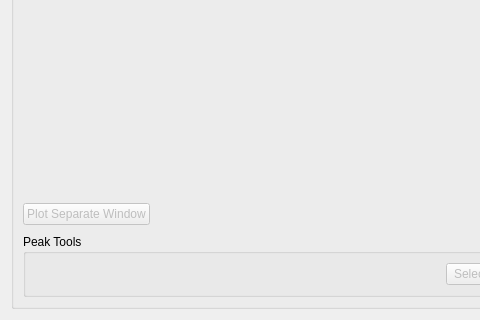
This is MantidQt/CustomInterfaces/inc/MantidQtCustomInterfaces/EnggDiffraction/EnggDiffractionQtTabFitting.ui in mantidproject/mantid as Qt 5 draws it before an edit; both pictures show x 0 to 480 and y 360 to 680 of the 660 by 680 pixel window. The edited form follows.
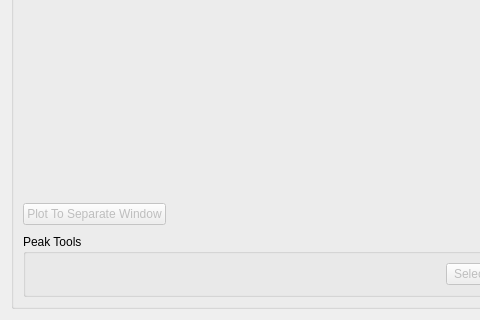
This is the edited form. Custom widgets are drawn as their Qt base class.

Commit message:
removal of unused invisible ws & btn renamed
refs #16194

The edit to the form file:
```diff
--- a/MantidQt/CustomInterfaces/inc/MantidQtCustomInterfaces/EnggDiffraction/EnggDiffractionQtTabFitting.ui
+++ b/MantidQt/CustomInterfaces/inc/MantidQtCustomInterfaces/EnggDiffraction/EnggDiffractionQtTabFitting.ui
@@ -417,7 +417,7 @@
            <bool>false</bool>
           </property>
           <property name="text">
-           <string>Plot Separate Window</string>
+           <string>Plot To Separate Window</string>
           </property>
          </widget>
         </item>
```
The commit also changes 1 other file.
